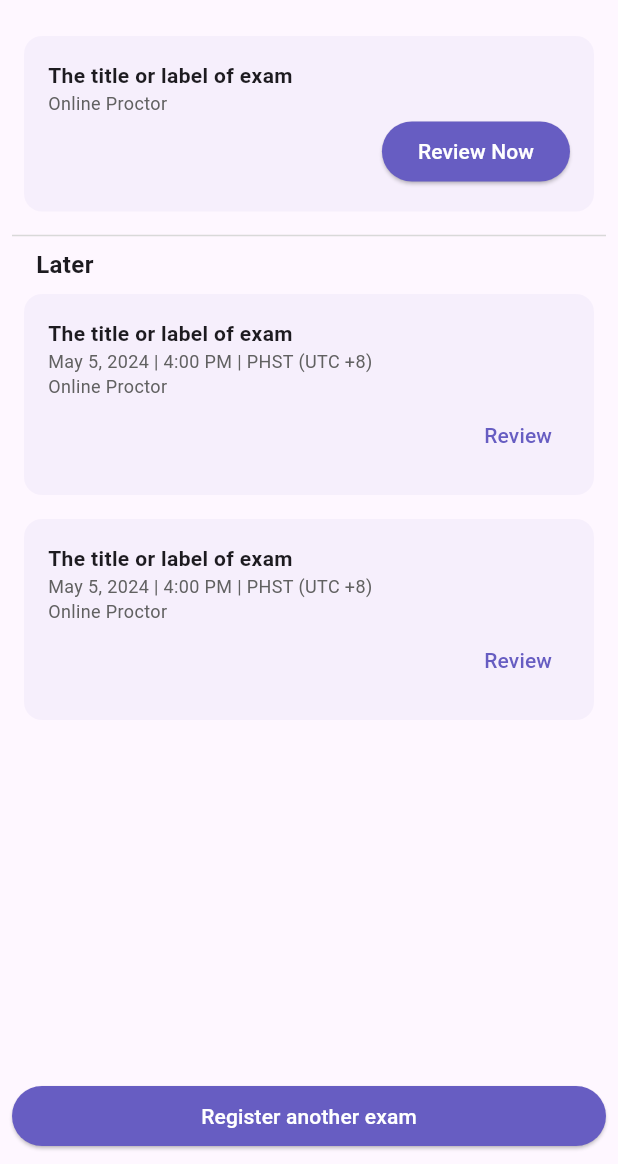
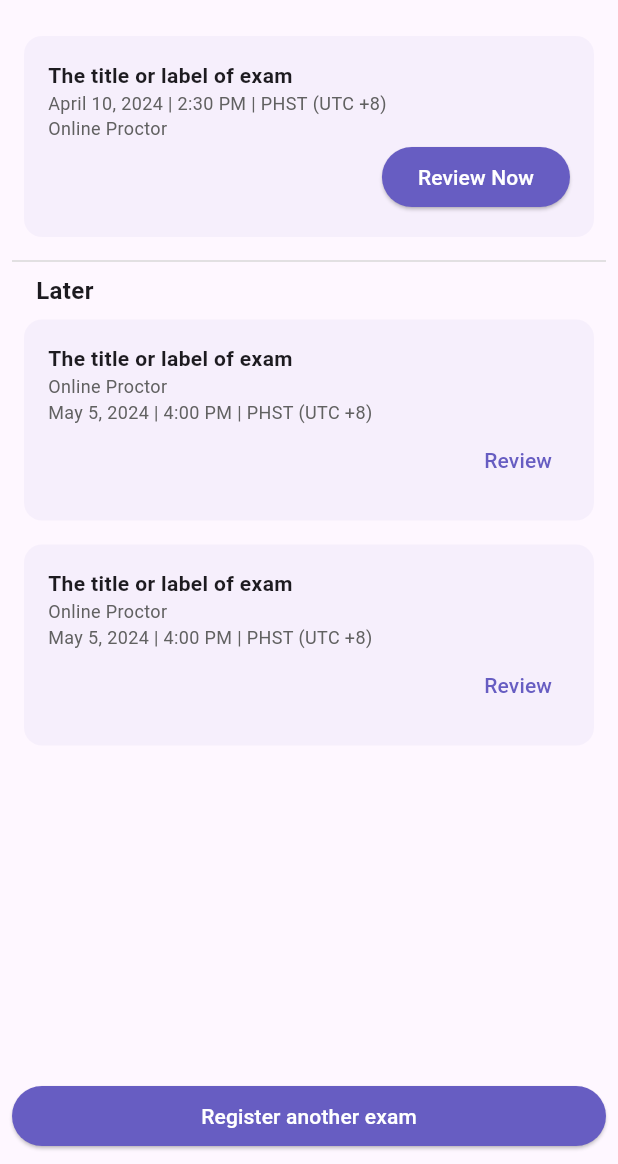
Before and after one commit to arostata/wa_mobile, a Flutter app: the SecondPage screen opened directly, on a phone screen of 412 x 824 dp, the part 72-1236 px from its top. Run offline on Flutter 3.47's test engine with Material 3 defaults, Android fonts, the phone set to English and light mode, and no system bars; our stand-ins replace flutter_svg.

Commit message:
Updated code

```diff
--- a/lib/secondPage.dart
+++ b/lib/secondPage.dart
@@ -7,7 +7,7 @@ class SecondPage extends StatelessWidget {
   Widget build(BuildContext context) {
     return Scaffold(
       appBar: AppBar(
-        title: const Column(
+        title: Column(
           crossAxisAlignment: CrossAxisAlignment.start,
           mainAxisAlignment: MainAxisAlignment.center,
           children: [
@@ -16,14 +16,14 @@ class SecondPage extends StatelessWidget {
               style: TextStyle(
                 fontSize: 14,
                 fontWeight: FontWeight.bold,
-              ), // Adjust font size as needed
+              ),
             ),
             Text(
               'April 10, 2024 | 2:30 PM | PHST (UTC +8)',
               style: TextStyle(
                 fontSize: 12,
                 color: Color(0xFF616161),
-              ), // Adjust font size as needed
+              ),
             ),
           ],
         ),
@@ -31,198 +31,90 @@ class SecondPage extends StatelessWidget {
           IconButton(
             onPressed: () {
               // Navigate to profile page
-              Navigator.pushNamed(context, '/profile');
+              // Navigator.pushNamed(context, '/profile');
             },
             icon: Container(
-              padding: const EdgeInsets.all(2),
+              padding: EdgeInsets.all(2),
               decoration: BoxDecoration(
                 shape: BoxShape.circle,
                 border: Border.all(
-                    color: const Color(0xFF675DC2), width: 2), // Add stroke
+                  color: Color(0xFF675DC2),
+                  width: 2,
+                ),
               ),
-              child: const CircleAvatar(
-                backgroundImage: AssetImage(
-                    'lib/assets/avatar_person.png'), // Add your avatar image
+              child: CircleAvatar(
+                backgroundImage: AssetImage('lib/assets/avatar_person.png'),
               ),
             ),
           ),
         ],
       ),
       body: Padding(
-        padding: const EdgeInsets.all(8.0), // Add padding to all sides
+        padding: const EdgeInsets.all(8.0),
         child: Column(
           children: [
             Expanded(
               child: ListView(
                 children: [
-                  Card(
-                    elevation: 0, // Remove shadow
-                    margin: const EdgeInsets.all(8), // Add margin for spacing
-                    color: const Color.fromRGBO(
-                        103, 93, 194, 0.05), // Background color with 5% opacity
-                    child: Padding(
-                      padding: const EdgeInsets.all(16.0),
-                      child: Column(
-                        crossAxisAlignment: CrossAxisAlignment.start,
-                        children: [
-                          const Text(
-                            'The title or label of exam',
-                            style: TextStyle(fontWeight: FontWeight.bold),
-                          ),
-                          const Text(
-                            'Online Proctor',
-                            style: TextStyle(
-                              fontSize: 12,
-                              color: Color(0xFF616161), // Change text color
-                            ),
-                          ),
-                          Row(
-                            mainAxisAlignment: MainAxisAlignment.end,
-                            children: [
-                              ElevatedButton(
-                                onPressed: () {
-                                  // Handle button press
-                                },
-                                style: ElevatedButton.styleFrom(
-                                  backgroundColor: const Color(
-                                      0xFF675DC2), // Background color
-                                ),
-                                child: const Text(
-                                  'Review Now',
-                                  style: TextStyle(
-                                      color: Colors.white), // Text color
-                                ),
-                              ),
-                            ],
-                          ),
-                        ],
+                  _buildExamCard(
+                    title: 'The title or label of exam',
+                    subtitle: 'Online Proctor',
+                    dateTime: 'April 10, 2024 | 2:30 PM | PHST (UTC +8)',
+                    onPressed: () {
+                      // Handle button press
+                    },
+                    buttonText: 'Review Now',
+                    isElevatedButton: true,
+                  ),
+                  Divider(
+                    color: Color(0xFFD9D9D9),
+                  ),
+                  Padding(
+                    padding: const EdgeInsets.symmetric(horizontal: 16.0),
+                    child: Text(
+                      'Later',
+                      style: TextStyle(
+                        fontSize: 16,
+                        fontWeight: FontWeight.bold,
                       ),
                     ),
                   ),
-                  const Divider(
-                    color: Color(0xFFD9D9D9), // Set divider color
-                  ), // Separator Line
-                  const Padding(
-                    padding: EdgeInsets.symmetric(horizontal: 16.0),
-                    child: Text(
-                      'Later',
-                      style:
-                          TextStyle(fontSize: 16, fontWeight: FontWeight.bold),
-                    ),
+                  _buildExamCard(
+                    title: 'The title or label of exam',
+                    subtitle: 'May 5, 2024 | 4:00 PM | PHST (UTC +8)',
+                    dateTime: 'Online Proctor',
+                    onPressed: () {
+                      // Handle button press
+                    },
+                    buttonText: 'Review',
+                    isElevatedButton: false,
                   ),
-                  Card(
-                    elevation: 0, // Remove shadow
-                    margin: const EdgeInsets.all(8), // Add margin for spacing
-                    color: const Color.fromRGBO(
-                        103, 93, 194, 0.05), // Background color with 5% opacity
-                    child: Padding(
-                      padding: const EdgeInsets.all(16.0),
-                      child: Column(
-                        crossAxisAlignment: CrossAxisAlignment.start,
-                        children: [
-                          const Text(
-                            'The title or label of exam',
-                            style: TextStyle(fontWeight: FontWeight.bold),
-                          ),
-                          const Text(
-                            'May 5, 2024 | 4:00 PM | PHST (UTC +8)',
-                            style: TextStyle(
-                              fontSize: 12,
-                              color: Color(0xFF616161), // Change text color
-                            ),
-                          ),
-                          const Text(
-                            'Online Proctor',
-                            style: TextStyle(
-                              fontSize: 12,
-                              color: Color(0xFF616161), // Change text color
-                            ),
-                          ),
-                          Row(
-                            mainAxisAlignment: MainAxisAlignment.end,
-                            children: [
-                              TextButton(
-                                onPressed: () {
-                                  // Handle button press
-                                },
-                                child: const Text(
-                                  'Review',
-                                  style: TextStyle(
-                                    color: Color(0xFF675DC2), // Text color
-                                  ),
-                                ),
-                              ),
-                            ],
-                          ),
-                        ],
-                      ),
-                    ),
-                  ),
-                  Card(
-                    elevation: 0, // Remove shadow
-                    margin: const EdgeInsets.all(8), // Add margin for spacing
-                    color: const Color.fromRGBO(
-                        103, 93, 194, 0.05), // Background color with 5% opacity
-                    child: Padding(
-                      padding: const EdgeInsets.all(16.0),
-                      child: Column(
-                        crossAxisAlignment: CrossAxisAlignment.start,
-                        children: [
-                          const Text(
-                            'The title or label of exam',
-                            style: TextStyle(fontWeight: FontWeight.bold),
-                          ),
-                          const Text(
-                            'May 5, 2024 | 4:00 PM | PHST (UTC +8)',
-                            style: TextStyle(
-                              fontSize: 12,
-                              color: Color(0xFF616161), // Change text color
-                            ),
-                          ),
-                          const Text(
-                            'Online Proctor',
-                            style: TextStyle(
-                              fontSize: 12,
-                              color: Color(0xFF616161), // Change text color
-                            ),
-                          ),
-                          Row(
-                            mainAxisAlignment: MainAxisAlignment.end,
-                            children: [
-                              TextButton(
-                                onPressed: () {
-                                  // Handle button press
-                                },
-                                child: const Text(
-                                  'Review',
-                                  style: TextStyle(
-                                    color: Color(0xFF675DC2), // Text color
-                                  ),
-                                ),
-                              ),
-                            ],
-                          ),
-                        ],
-                      ),
-                    ),
+                  _buildExamCard(
+                    title: 'The title or label of exam',
+                    subtitle: 'May 5, 2024 | 4:00 PM | PHST (UTC +8)',
+                    dateTime: 'Online Proctor',
+                    onPressed: () {
+                      // Handle button press
+                    },
+                    buttonText: 'Review',
+                    isElevatedButton: false,
                   ),
                   // Add more CardViews as needed
                 ],
               ),
             ),
             SizedBox(
-              // Add SizedBox to ensure proper spacing
               width: double.infinity,
               child: ElevatedButton(
                 onPressed: () {
                   // Handle button press
                 },
                 style: ElevatedButton.styleFrom(
-                  backgroundColor: const Color(0xFF675DC2), // Background color
+                  backgroundColor: Color(0xFF675DC2),
                 ),
-                child: const Text(
+                child: Text(
                   'Register another exam',
-                  style: TextStyle(color: Colors.white), // Text color
+                  style: TextStyle(color: Colors.white),
                 ),
               ),
             ),
@@ -231,4 +123,71 @@ class SecondPage extends StatelessWidget {
       ),
     );
   }
+
+  Widget _buildExamCard({
+    required String title,
+    required String subtitle,
+    required String dateTime,
+    required VoidCallback onPressed,
+    required String buttonText,
+    required bool isElevatedButton,
+  }) {
+    return Card(
+      elevation: 0,
+      margin: EdgeInsets.all(8),
+      color: Color.fromRGBO(103, 93, 194, 0.05),
+      child: Padding(
+        padding: const EdgeInsets.all(16.0),
+        child: Column(
+          crossAxisAlignment: CrossAxisAlignment.start,
+          children: [
+            Text(
+              title,
+              style: TextStyle(fontWeight: FontWeight.bold),
+            ),
+            Text(
+              dateTime,
+              style: TextStyle(
+                fontSize: 12,
+                color: Color(0xFF616161),
+              ),
+            ),
+            Text(
+              subtitle,
+              style: TextStyle(
+                fontSize: 12,
+                color: Color(0xFF616161),
+              ),
+            ),
+            Row(
+              mainAxisAlignment: MainAxisAlignment.end,
+              children: [
+                if (isElevatedButton)
+                  ElevatedButton(
+                    onPressed: onPressed,
+                    style: ElevatedButton.styleFrom(
+                      backgroundColor: Color(0xFF675DC2),
+                    ),
+                    child: Text(
+                      buttonText,
+                      style: TextStyle(color: Colors.white),
+                    ),
+                  ),
+                if (!isElevatedButton)
+                  TextButton(
+                    onPressed: onPressed,
+                    child: Text(
+                      buttonText,
+                      style: TextStyle(
+                        color: Color(0xFF675DC2),
+                      ),
+                    ),
+                  ),
+              ],
+            ),
+          ],
+        ),
+      ),
+    );
+  }
 }
```
